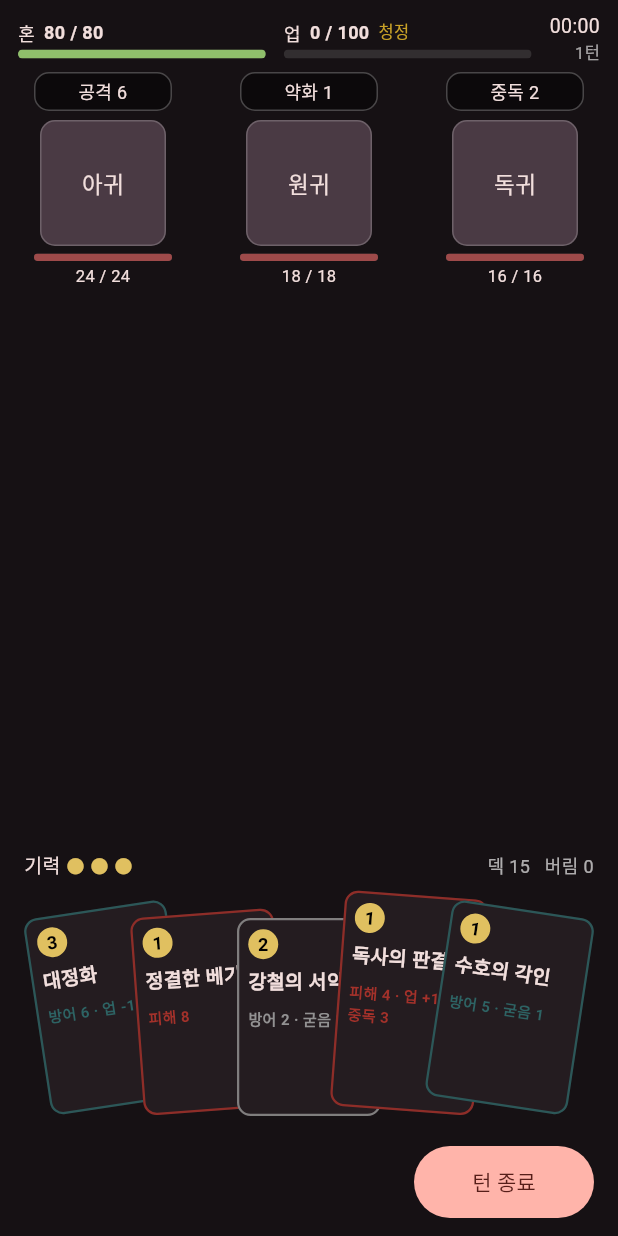
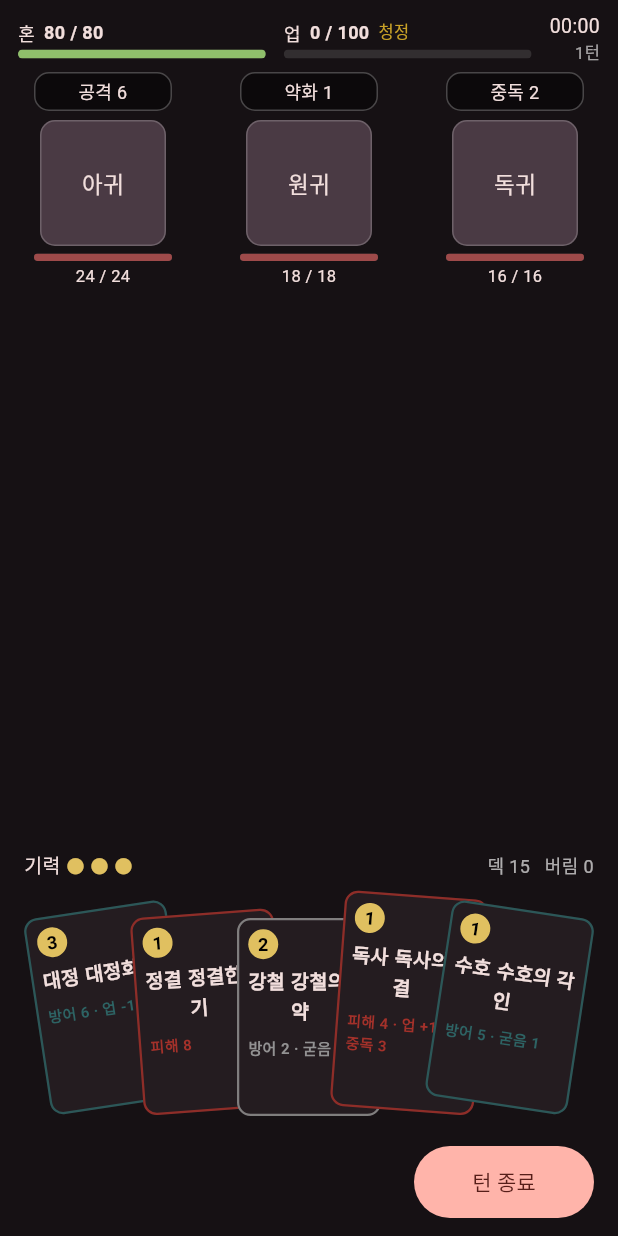
Before and after one commit to GeonhoGit/siwangjeon, a Flutter app: the screen it shows after launch, on a phone screen of 412 x 824 dp. Run offline on Flutter 3.47's test engine with Material 3 defaults, Android fonts, the phone set to English and light mode, and no system bars; our stand-ins replace flutter_riverpod.

Commit message:
fix(ui): 겹친 손패에서도 카드를 식별하게 한다
384dp 폭에서는 효과 줄이 가려지므로 비용과 구분되는 두 글자 이름을 겹치지 않는 왼쪽 띠에 남겨 선택 전 판단을 보장한다.

```diff
--- a/lib/ui/combat_screen.dart
+++ b/lib/ui/combat_screen.dart
@@ -1142,6 +1142,7 @@ class _CardView extends StatelessWidget {
     final damage = previewDamage(state, card);
     final block = previewBlock(state, card);
     final effects = cardEffectLabels(card, damage: damage, block: block);
+    final handLabel = handCardLabel(card);
     final effectLines = [
       effects.take(2).join(' · '),
       if (effects.length > 2) effects.skip(2).join(' · '),
@@ -1177,6 +1178,7 @@ class _CardView extends StatelessWidget {
               alignment: WrapAlignment.spaceBetween,
               children: [
                 Container(
+                  key: ValueKey('card-cost-${card.id}'),
                   width: costDiameter,
                   height: costDiameter,
                   decoration: const BoxDecoration(
@@ -1196,11 +1198,30 @@ class _CardView extends StatelessWidget {
               ],
             ),
             const SizedBox(height: 5),
-            Text(
-              card.name,
-              maxLines: 2,
-              overflow: TextOverflow.ellipsis,
-              style: const TextStyle(fontSize: 13, fontWeight: FontWeight.w600),
+            Row(
+              crossAxisAlignment: CrossAxisAlignment.start,
+              children: [
+                Text(
+                  key: ValueKey('card-hand-label-${card.id}'),
+                  handLabel,
+                  style: const TextStyle(
+                    fontSize: 13,
+                    fontWeight: FontWeight.w600,
+                  ),
+                ),
+                const SizedBox(width: 4),
+                Expanded(
+                  child: Text(
+                    card.name,
+                    maxLines: 2,
+                    overflow: TextOverflow.ellipsis,
+                    style: const TextStyle(
+                      fontSize: 13,
+                      fontWeight: FontWeight.w600,
+                    ),
+                  ),
+                ),
+              ],
             ),
             const SizedBox(height: 8),
             for (var index = 0; index < effectLines.length; index++)
--- a/lib/ui/labels.dart
+++ b/lib/ui/labels.dart
@@ -45,6 +45,13 @@ String _attackIntentLabel({required int? damage, required int times}) {
   return times > 1 ? '공격 $damage ×$times' : '공격 $damage';
 }
 
+/// 겹친 손패의 왼쪽 띠에 남길 카드 식별자.
+///
+/// M0의 스무 카드 이름은 첫 두 글자가 모두 달라 비용과 함께 고를 수 있다.
+/// 전체 이름과 효과는 선택 뒤 최상단 카드에서 그대로 읽는다.
+String handCardLabel(CardDef card) =>
+    card.name.length <= 2 ? card.name : card.name.substring(0, 2);
+
 /// 카드에 적을 효과 요약.
 ///
 /// 피해·방어는 이미 domain이 상태 효과까지 적용해 계산한 값을 받고, 나머지는
```
Also changed, not shown: 2 other files.
